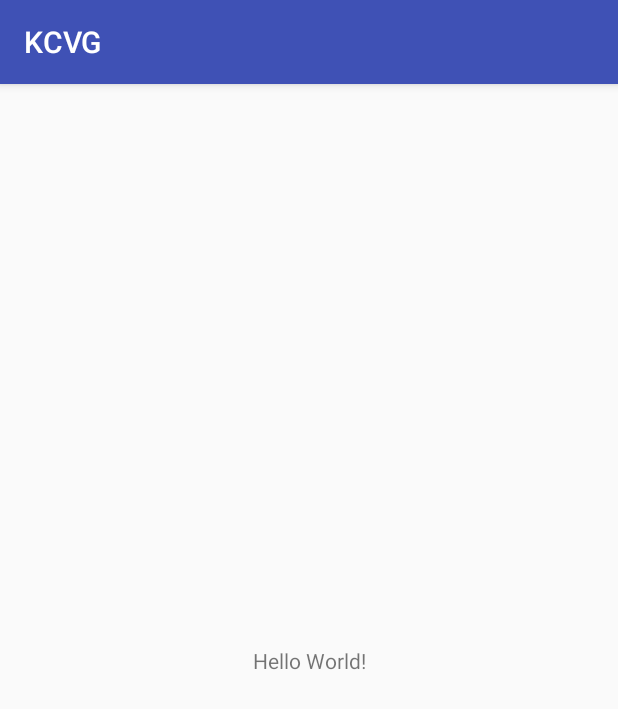
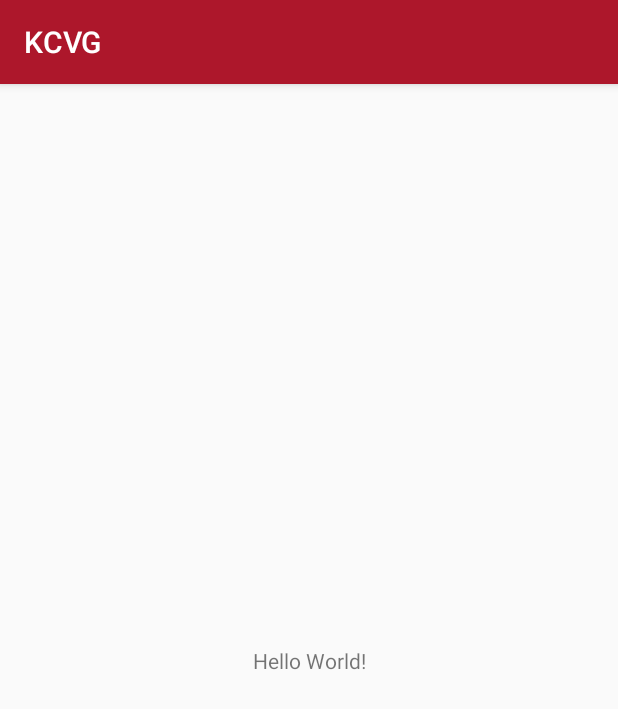
Before and after one commit to aruesoft/kcvg, an Android app: the screen it shows after launch (MainActivity), on a phone screen of 412 x 824 dp. Shown: the top 709 px of the screen. Run offline under Robolectric (Android 15) with nearby library versions, the phone set to English and light mode, and no system bars.

Commit message:
Define colors

```diff
--- a/app/src/main/res/values/colors.xml
+++ b/app/src/main/res/values/colors.xml
@@ -1,6 +1,11 @@
 <?xml version="1.0" encoding="utf-8"?>
 <resources>
-    <color name="colorPrimary">#3F51B5</color>
-    <color name="colorPrimaryDark">#303F9F</color>
-    <color name="colorAccent">#FF4081</color>
+    <color name="colorPrimary">#ad172b</color>
+    <color name="colorPrimaryDark">#4c4c4c</color>
+    <color name="colorAccent">#8D0F1D</color>
+    <color name="subMenuBg">#900f1f</color>
+    <color name="subMenuLeftBg">#b1b1b1</color>
+    <color name="subMenuTxt">#1c1c1c</color>
+    <color name="menuVerticalLineBg">#bb3f50</color>
+    <color name="bottomBarBg">#232323</color>
 </resources>
```
